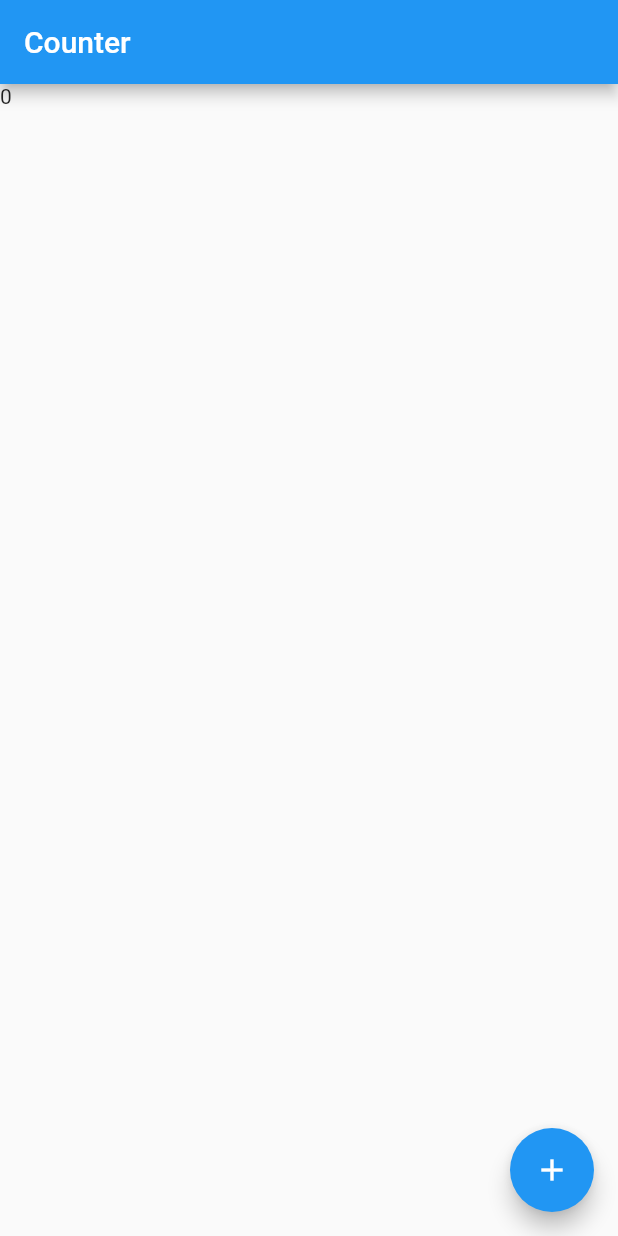
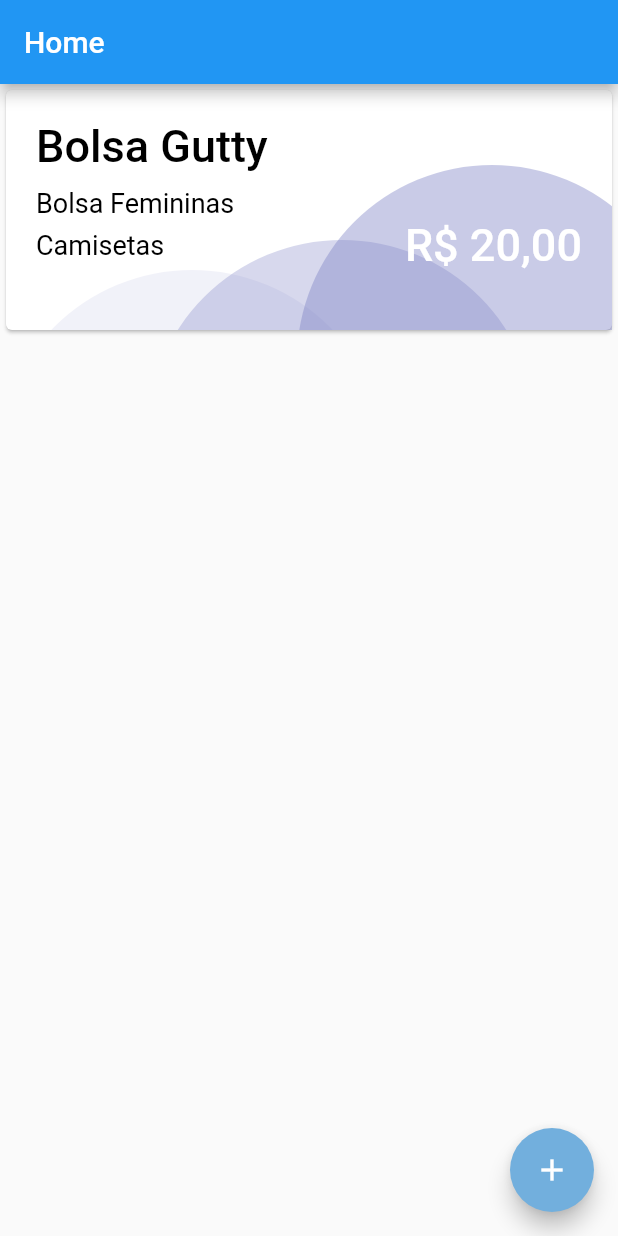
Before and after one commit to Leonardo1952/hasura_flutter, a Flutter app: the screen it shows after launch, on a phone screen of 412 x 824 dp. Run offline on Flutter 3.47's test engine with Material 2 defaults, Android fonts, the phone set to English and light mode, and no system bars; our stand-ins replace flutter_mobx, flutter_modular, mobx; generated files the repository leaves out were written again.

Commit message:
model card widget

```diff
--- a/lib/app/app_widget.dart
+++ b/lib/app/app_widget.dart
@@ -5,8 +5,12 @@ class AppWidget extends StatelessWidget {
   @override
   Widget build(BuildContext context) {
     return MaterialApp(
-      title: 'Flutter Slidy',
-      theme: ThemeData(primarySwatch: Colors.blue),
+      title: 'Flutter Hasura',
+      debugShowCheckedModeBanner: false,
+      theme: ThemeData(
+        primaryColor: const Color(0xff797ec2),
+        accentColor: const Color(0xff72afdd),
+      ),
     ).modular();
   }
 }
--- a/lib/app/modules/home/home_page.dart
+++ b/lib/app/modules/home/home_page.dart
@@ -2,11 +2,13 @@ import 'package:flutter/material.dart';
 import 'package:flutter_mobx/flutter_mobx.dart';
 import 'package:flutter_modular/flutter_modular.dart';
 import 'package:hasura_flutter/app/modules/home/home_store.dart';
+
+import 'widgets/card_produto_widget.dart';
 //import 'package:slidy_testes/app/modules/home/home_store.dart';
 
 class HomePage extends StatefulWidget {
   final String title;
-  const HomePage({Key? key, this.title = "Home"}) : super(key: key);
+  HomePage({Key? key, this.title = "Home"}) : super(key: key);
 
   @override
   _HomePageState createState() => _HomePageState();
@@ -17,16 +19,15 @@ class _HomePageState extends ModularState<HomePage, HomeStore> {
   Widget build(BuildContext context) {
     return Scaffold(
       appBar: AppBar(
-        title: Text('Counter'),
+        title: Text(widget.title),
       ),
-      body: Observer(
-        builder: (context) => Text('${store.counter}'),
-      ),
+      body: Column(children: const [CardProdutoWidget()]),
       floatingActionButton: FloatingActionButton(
-        onPressed: () {
-          store.increment();
-        },
-        child: Icon(Icons.add),
+        onPressed: () {},
+        child: const Icon(
+          Icons.add,
+          color: Colors.white,
+        ),
       ),
     );
   }
--- /dev/null
+++ b/lib/app/modules/home/widgets/card_produto_widget.dart
@@ -0,0 +1,85 @@
+import 'package:flutter/cupertino.dart';
+import 'package:flutter/material.dart';
+
+class CardProdutoWidget extends StatelessWidget {
+  final String title;
+  const CardProdutoWidget({Key? key, this.title = "CardProdutoWidget"})
+      : super(key: key);
+
+  @override
+  Widget build(BuildContext context) {
+    return Card(
+        child: Stack(children: [
+      Positioned(
+        top: 50,
+        right: -50,
+        child: CircleAvatar(
+          radius: 130,
+          backgroundColor: Theme.of(context).primaryColor.withOpacity(.4),
+        ),
+      ),
+      Positioned(
+        top: 100,
+        right: 50,
+        child: CircleAvatar(
+          radius: 130,
+          backgroundColor: Theme.of(context).primaryColor.withOpacity(.3),
+        ),
+      ),
+      Positioned(
+        top: 120,
+        right: 150,
+        child: CircleAvatar(
+          radius: 130,
+          backgroundColor: Theme.of(context).primaryColor.withOpacity(.1),
+        ),
+      ),
+      Container(
+        height: 160,
+        width: MediaQuery.of(context).size.width,
+        padding: const EdgeInsets.all(20),
+        child: Column(
+          crossAxisAlignment: CrossAxisAlignment.start,
+          children: [
+            const Text(
+              "Bolsa Gutty",
+              style: TextStyle(
+                  color: Colors.black,
+                  fontSize: 30,
+                  fontWeight: FontWeight.w500),
+            ),
+            SizedBox(
+              height: 10,
+            ),
+            const Text(
+              "Bolsa Femininas",
+              style: TextStyle(
+                color: Colors.black,
+                fontSize: 18,
+              ),
+            ),
+            Row(
+              children: const [
+                Expanded(
+                    child: Text(
+                  "Camisetas",
+                  style: TextStyle(
+                    color: Colors.black,
+                    fontSize: 18,
+                  ),
+                )),
+                Text(
+                  "R\$ 20,00",
+                  style: TextStyle(
+                      color: Colors.white,
+                      fontSize: 30,
+                      fontWeight: FontWeight.w500),
+                ),
+              ],
+            ),
+          ],
+        ),
+      ),
+    ]));
+  }
+}
--- a/pubspec.yaml
+++ b/pubspec.yaml
@@ -50,7 +50,6 @@ dev_dependencies:
   flutter_lints: ^1.0.0
   mobx_codegen: ^2.0.5+2
   #flutter_modular_test: ^1.0.4
-  flutter_modular: ^4.3.1
   build_runner: ^2.1.7
 # For information on the generic Dart part of this file, see the
 # following page: https://dart.dev/tools/pub/pubspec
```
Also changed, not shown: 1 other file.
